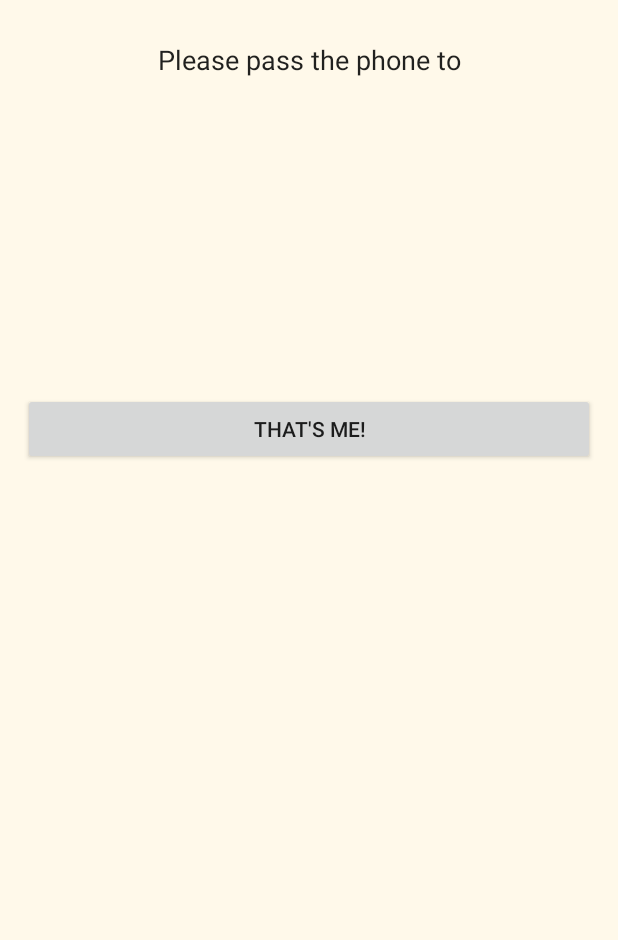
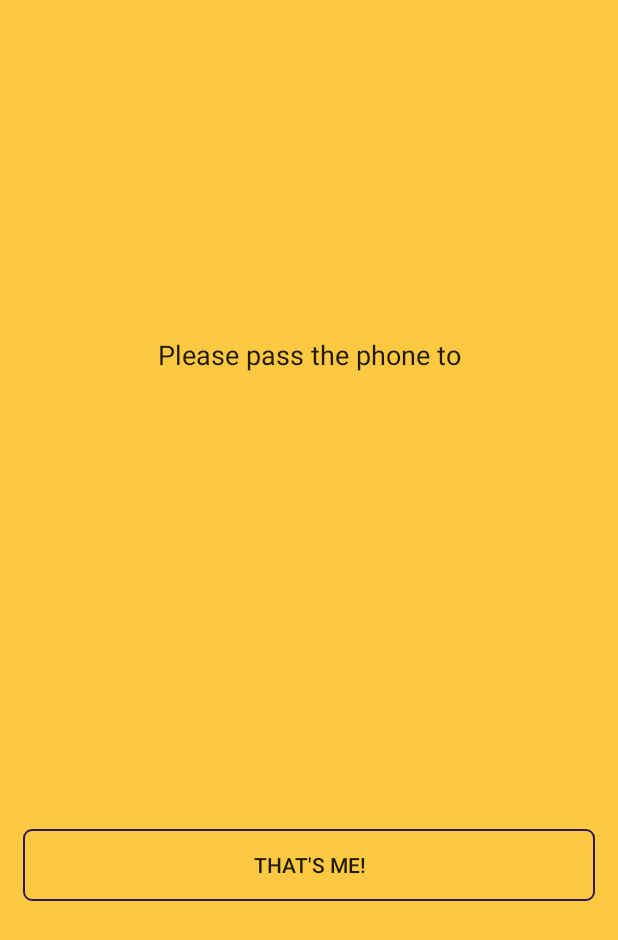
Before and after one commit to CS-262wingdings/client, an Android app: the PassScreen1 screen opened directly, with no data from a screen before it, on a phone screen of 412 x 824 dp. Shown: the top 940 px of the screen. Run offline under Robolectric (Android 15) with nearby library versions, the phone set to English and light mode, and no system bars; 1 statement that could not run was skipped.

Commit message:
Colors hvae been added and the almighty button

```diff
--- /dev/null
+++ b/app/src/main/res/drawable/border.xml
@@ -0,0 +1,10 @@
+<?xml version="1.0" encoding="utf-8"?>
+<shape xmlns:android="http://schemas.android.com/apk/res/android"
+    android:shape="rectangle">
+    <corners
+        android:radius="5dp"
+        />
+    <stroke
+        android:width="1dp"
+        android:color="@color/colorPrimaryDark" />
+</shape>
--- a/app/src/main/res/layout/activity_main.xml
+++ b/app/src/main/res/layout/activity_main.xml
@@ -29,12 +29,14 @@
             android:layout_height="wrap_content"
             android:layout_weight="1"
             android:onClick="nameEnter"
+            android:background="@drawable/border"
             android:textColor="@color/colorPrimaryDark"
             android:text="Enter Name" />
 
         <Button
             android:layout_width="0dp"
             android:layout_height="wrap_content"
+            android:background="@drawable/border"
             android:layout_weight="1"
             android:onClick="done"
             android:textColor="@color/colorPrimaryDark"
--- a/app/src/main/res/layout/activity_pass_screen1.xml
+++ b/app/src/main/res/layout/activity_pass_screen1.xml
@@ -5,7 +5,7 @@
     android:layout_width="match_parent"
     android:layout_height="match_parent"
     android:padding="@dimen/standard"
-    android:background="@color/pigeonPollPrimary"
+    android:background="@color/pigeonPollGold"
     android:orientation="vertical"
     android:layout_gravity="center_horizontal"
     tools:context=".PassScreen1">
@@ -22,22 +22,30 @@
         android:layout_height="50dp"
         android:layout_alignParentStart="true"
         android:layout_alignParentTop="true"
+        android:layout_marginBottom="8dp"
+        android:layout_marginTop="104dp"
         android:padding="12dp"
         android:text="@string/phonepassMessage"
         android:textAlignment="center"
         android:textAppearance="@style/TextAppearance.AppCompat.Body1"
         android:textSize="@dimen/textSize1"
-        tools:layout_editor_absoluteX="15dp"
-        tools:layout_editor_absoluteY="143dp" />
+        app:layout_constraintBottom_toTopOf="@+id/nameShow"
+        app:layout_constraintTop_toTopOf="parent"
+        tools:layout_editor_absoluteX="40dp" />
 
     <TextView
         android:id="@+id/nameShow"
         android:layout_width="match_parent"
         android:layout_height="wrap_content"
+        android:layout_alignParentTop="true"
+        android:layout_marginBottom="8dp"
+        android:layout_marginEnd="8dp"
+        android:layout_marginLeft="8dp"
+        android:layout_marginRight="8dp"
+        android:layout_marginStart="8dp"
+        android:layout_marginTop="8dp"
+        android:fontFamily="sans-serif-condensed"
         android:gravity="center_horizontal"
-        android:layout_alignParentTop="true"
-        android:layout_marginTop="40dp"
-        android:fontFamily="sans-serif-condensed"
         android:text="@string/empty_name"
         android:textAlignment="center"
         android:textAllCaps="true"
@@ -45,8 +53,10 @@
         android:textSize="75dp"
         android:textStyle="bold"
         android:typeface="normal"
-        app:layout_constraintTop_toBottomOf="@id/passMessage"
-        tools:layout_editor_absoluteX="15dp" />
+        app:layout_constraintBottom_toBottomOf="parent"
+        app:layout_constraintEnd_toEndOf="parent"
+        app:layout_constraintStart_toStartOf="parent"
+        app:layout_constraintTop_toTopOf="parent" />
 
     <Button
         android:id="@+id/button"
@@ -54,9 +64,13 @@
         android:layout_height="wrap_content"
         android:layout_alignParentBottom="true"
         android:layout_alignParentStart="true"
-        android:layout_marginTop="56dp"
+        android:layout_marginBottom="8dp"
+        android:layout_marginTop="8dp"
+        android:background="@drawable/border"
         android:onClick="confirmPlayer"
         android:text="@string/thatsMe"
-        app:layout_constraintTop_toBottomOf="@id/nameShow"
+        app:layout_constraintBottom_toBottomOf="parent"
+        app:layout_constraintTop_toBottomOf="@+id/nameShow"
+        app:layout_constraintVertical_bias="0.291"
         tools:layout_editor_absoluteX="15dp" />
 </android.support.constraint.ConstraintLayout>
--- a/app/src/main/res/layout/activity_question_answer_screen.xml
+++ b/app/src/main/res/layout/activity_question_answer_screen.xml
@@ -9,10 +9,10 @@
     tools:context=".QuestionAnswerScreen">
 
     <TextView
+        android:id="@+id/question_label"
         android:layout_width="match_parent"
         android:layout_height="wrap_content"
-        android:textColor="@color/colorPrimaryDark"
-        android:id="@+id/question_label"/>
+        android:textColor="@color/colorPrimaryDark" />
 
     <ScrollView
         xmlns:android="http://schemas.android.com/apk/res/android"
--- a/app/src/main/res/layout/activity_question_screen.xml
+++ b/app/src/main/res/layout/activity_question_screen.xml
@@ -24,6 +24,7 @@
         android:layout_height="wrap_content"
         android:id="@+id/my_question_button"
         android:onClick="myQuestionEntered"
+        android:background="@drawable/border"
         android:textColor="@color/colorPrimaryDark"
         android:padding="@dimen/standard"
         android:text="@string/my_question_text"/>
--- a/app/src/main/res/values/colors.xml
+++ b/app/src/main/res/values/colors.xml
@@ -4,4 +4,6 @@
     <color name="colorPrimaryDark">#31175F</color>
     <color name="colorAccent">#FF4081</color>
     <color name="pigeonPollPrimary">#FFF9EA</color>
+    <color name="pigeonPollGold">#FCC941</color>
+    <color name="pigeonPollTeal">#42CAEA</color>
 </resources>
```
